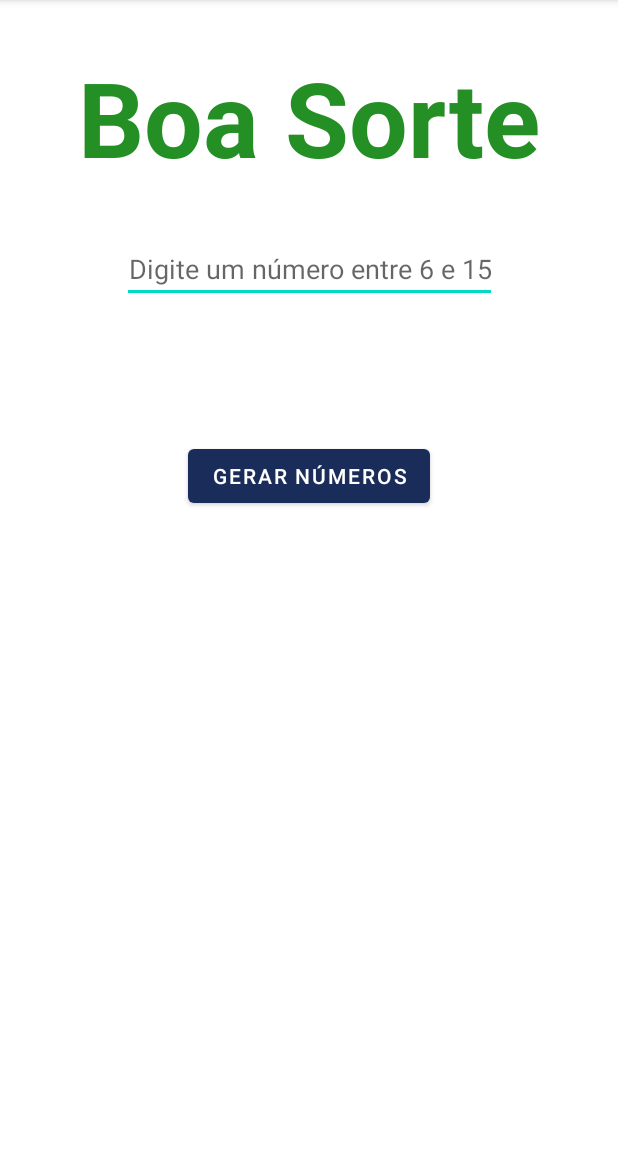
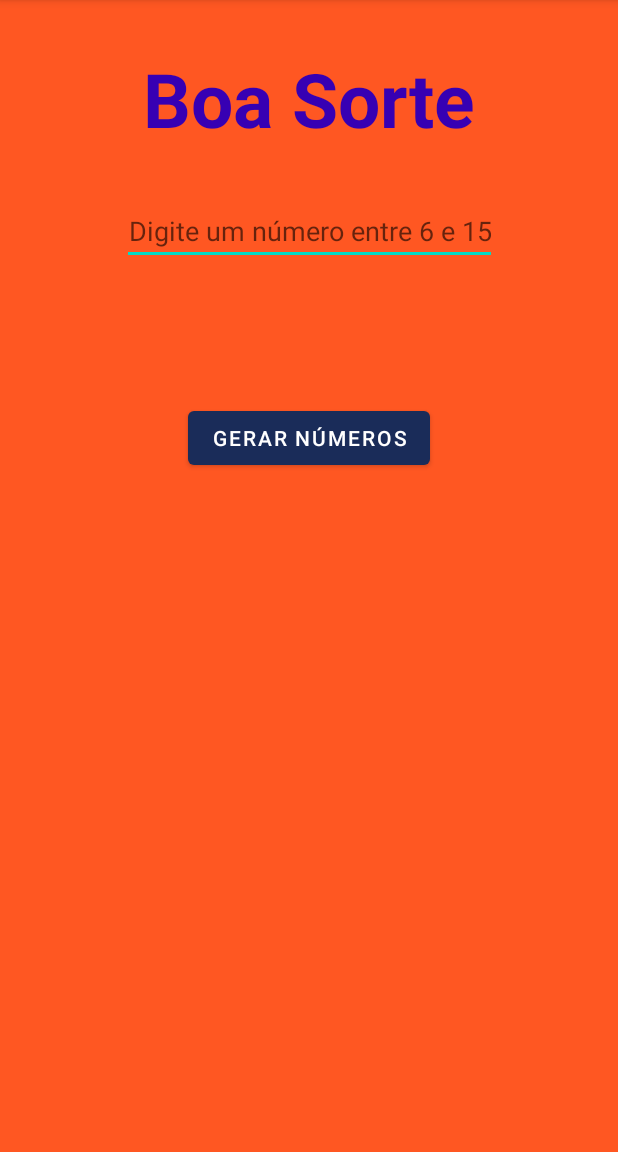
Before and after one commit to EduardoDenis/Sorteio-Mega-Sena, an Android app: the screen it shows after launch (MainActivity), on a phone screen of 412 x 824 dp, the part 84-1236 px from its top. Run offline under Robolectric (Android 15) with nearby library versions, the phone set to English and light mode, and no system bars.

Commit message:
altered color
alterecao da cor do fundo

```diff
--- a/app/src/main/res/layout/activity_main.xml
+++ b/app/src/main/res/layout/activity_main.xml
@@ -4,6 +4,7 @@
     xmlns:tools="http://schemas.android.com/tools"
     android:layout_width="match_parent"
     android:layout_height="match_parent"
+    android:background="@color/orange"
     tools:context=".MainActivity">
 
 
@@ -13,8 +14,8 @@
         android:layout_height="wrap_content"
         android:layout_marginTop="32dp"
         android:text="@string/title"
-        android:textColor="@color/green"
-        android:textSize="69sp"
+        android:textColor="@color/purple_700"
+        android:textSize="50sp"
         android:textStyle="bold"
         app:layout_constraintEnd_toEndOf="parent"
         app:layout_constraintStart_toStartOf="parent"
--- a/app/src/main/res/values/colors.xml
+++ b/app/src/main/res/values/colors.xml
@@ -9,4 +9,5 @@
     <color name="white">#FFFFFFFF</color>
     <color name="login">#1A2C59</color>
     <color name="green">#248f24</color>
+    <color name="orange">#FF5722</color>
 </resources>
```
